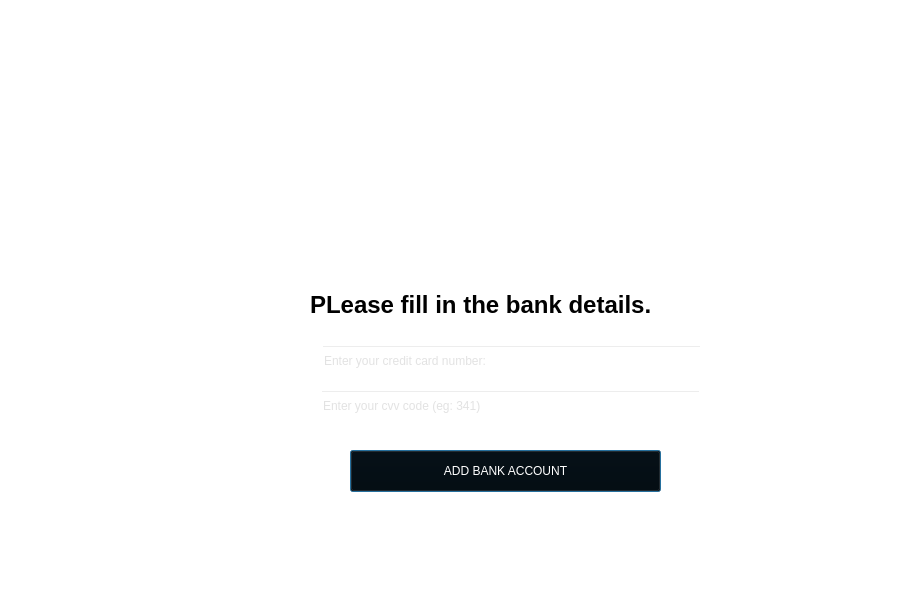
Above: frontend/bankdetails.ui from SujalMatolia0/NFT-First-project before the change. Below: the same form after it.
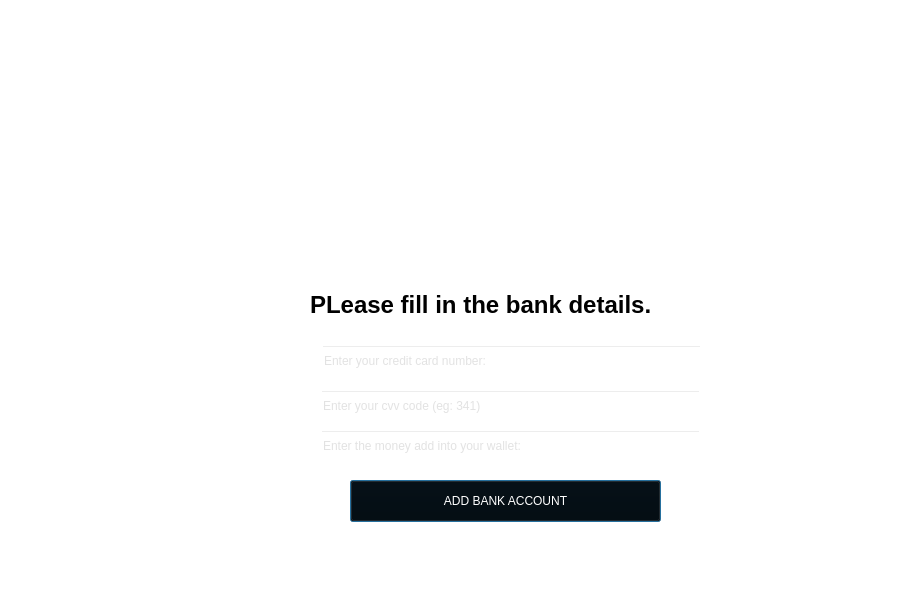
That is the form after the change. Icons and pictures are not drawn.

Patch:
```diff
--- a/frontend/bankdetails.ui
+++ b/frontend/bankdetails.ui
@@ -99,7 +99,7 @@
     <property name="geometry">
      <rect>
       <x>400</x>
-      <y>440</y>
+      <y>470</y>
       <width>311</width>
       <height>42</height>
      </rect>
@@ -305,6 +305,26 @@
      <string>ADD BANK ACCOUNT</string>
     </property>
    </widget>
+   <widget class="QLineEdit" name="wallet">
+    <property name="geometry">
+     <rect>
+      <x>370</x>
+      <y>420</y>
+      <width>381</width>
+      <height>31</height>
+     </rect>
+    </property>
+    <property name="styleSheet">
+     <string notr="true">color: rgb(255, 255, 255);
+color: rgb(197, 197, 197);</string>
+    </property>
+    <property name="text">
+     <string/>
+    </property>
+    <property name="placeholderText">
+     <string>Enter the money add into your wallet:</string>
+    </property>
+   </widget>
   </widget>
   <zorder>widget</zorder>
   <zorder>label_4</zorder>
```
